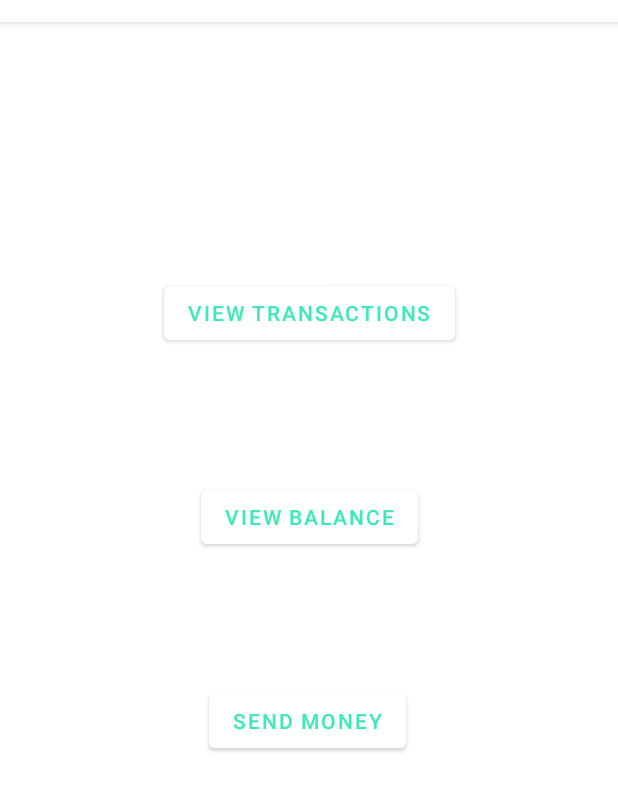
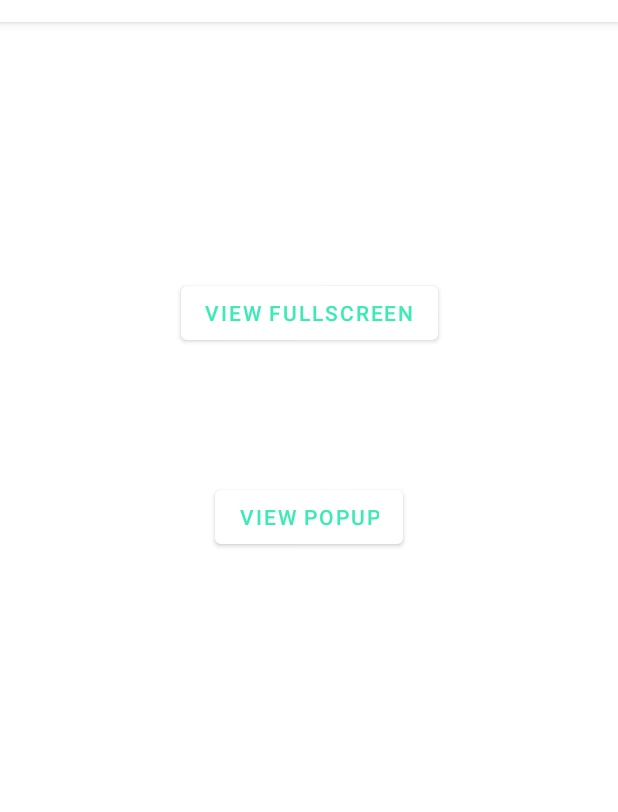
Before and after one commit to Tryden12/demoMiniClerkie, an Android app: the screen it shows after launch (MainActivity), on a phone screen of 412 x 824 dp, the part 62-874 px from its top. Run offline under Robolectric (Android 15) with nearby library versions, the phone set to English and light mode, and no system bars.

Commit message:
linked the buttons to the fragments and refactored the naming of both buttons

```diff
--- a/app/src/main/java/com/tryden12/demominiclerkie/ui/main/MainFragment.kt
+++ b/app/src/main/java/com/tryden12/demominiclerkie/ui/main/MainFragment.kt
@@ -27,13 +27,15 @@ class MainFragment : Fragment(), View.OnClickListener {
 
         navController = Navigation.findNavController(view)
 
-        view.findViewById<Button>(R.id.view_transactions_btn).setOnClickListener(this)
-        view.findViewById<Button>(R.id.send_money_btn).setOnClickListener(this)
-        view.findViewById<Button>(R.id.view_balance_btn).setOnClickListener(this)
+        view.findViewById<Button>(R.id.view_fullscreen_btn).setOnClickListener(this)
+        view.findViewById<Button>(R.id.view_popup_btn).setOnClickListener(this)
     }
 
     override fun onClick(v: View?) {
-        TODO("Not yet implemented")
+        when (v!!.id) {
+            R.id.view_fullscreen_btn -> navController!!.navigate(R.id.action_mainFragment_to_fullscreenFragment)
+            R.id.view_popup_btn -> navController!!.navigate(R.id.action_mainFragment_to_popupFragment)
+        }
     }
 
 }
--- a/app/src/main/res/layout/fragment_main.xml
+++ b/app/src/main/res/layout/fragment_main.xml
@@ -9,44 +9,30 @@
     android:id="@+id/parentLayout">
 
     <Button
-        android:id="@+id/view_transactions_btn"
+        android:id="@+id/view_fullscreen_btn"
         android:layout_width="wrap_content"
         android:layout_height="wrap_content"
         android:layout_marginStart="108dp"
 
         android:layout_marginTop="170dp"
         android:layout_marginEnd="108dp"
-        android:text="View transactions"
+        android:text="View fullscreen"
         app:layout_constraintEnd_toEndOf="parent"
         app:layout_constraintStart_toStartOf="parent"
         app:layout_constraintTop_toTopOf="parent" />
 
     <Button
-        android:id="@+id/send_money_btn"
-        android:layout_width="wrap_content"
-        android:layout_height="wrap_content"
-        android:layout_marginStart="139dp"
-
-        android:layout_marginTop="88dp"
-        android:layout_marginEnd="140dp"
-        android:text="Send money"
-        app:layout_constraintEnd_toEndOf="parent"
-        app:layout_constraintHorizontal_bias="0.0"
-        app:layout_constraintStart_toStartOf="parent"
-        app:layout_constraintTop_toBottomOf="@+id/view_balance_btn" />
-
-    <Button
-        android:id="@+id/view_balance_btn"
+        android:id="@+id/view_popup_btn"
         android:layout_width="wrap_content"
         android:layout_height="wrap_content"
         android:layout_marginStart="132dp"
 
         android:layout_marginTop="88dp"
         android:layout_marginEnd="132dp"
-        android:text="View balance"
+        android:text="View popup"
         app:layout_constraintEnd_toEndOf="parent"
         app:layout_constraintStart_toStartOf="parent"
-        app:layout_constraintTop_toBottomOf="@+id/view_transactions_btn" />
+        app:layout_constraintTop_toBottomOf="@+id/view_fullscreen_btn" />
 
 
 </androidx.constraintlayout.widget.ConstraintLayout>
```
